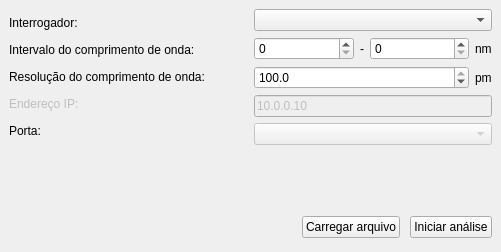
First picture: the form in ui/ConfigWindow.ui, repository pedroproprio/online_process_timeseries, before the edit.
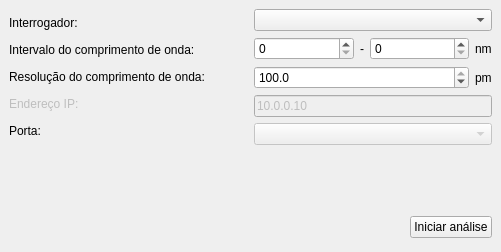
Second picture: the form after the edit. Icons and pictures are not drawn.

Diff of the .ui file:
```diff
--- a/ui/ConfigWindow.ui
+++ b/ui/ConfigWindow.ui
@@ -356,13 +356,6 @@
         </property>
        </spacer>
       </item>
-      <item>
-       <widget class="QPushButton" name="load_btn">
-        <property name="text">
-         <string>Carregar arquivo</string>
-        </property>
-       </widget>
-      </item>
       <item>
        <widget class="QPushButton" name="start_btn">
         <property name="sizePolicy">
```
